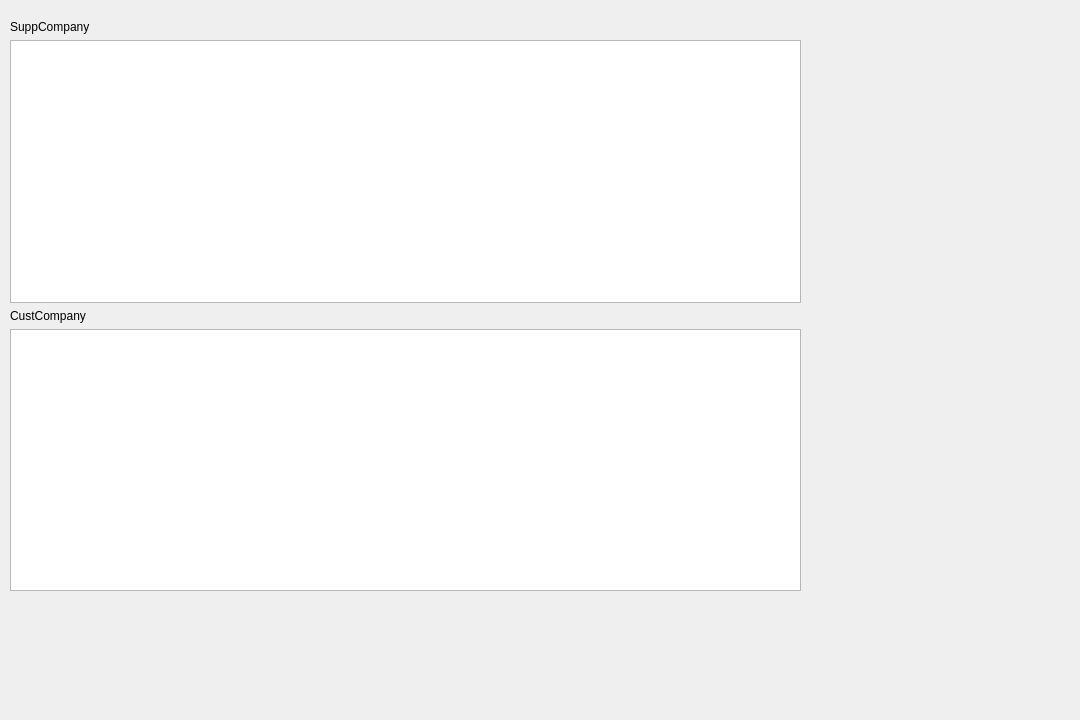
Qt form client/MainUI/src/views/partner_manage_widget.ui (Intel-Edge-9s/MES) before a commit.
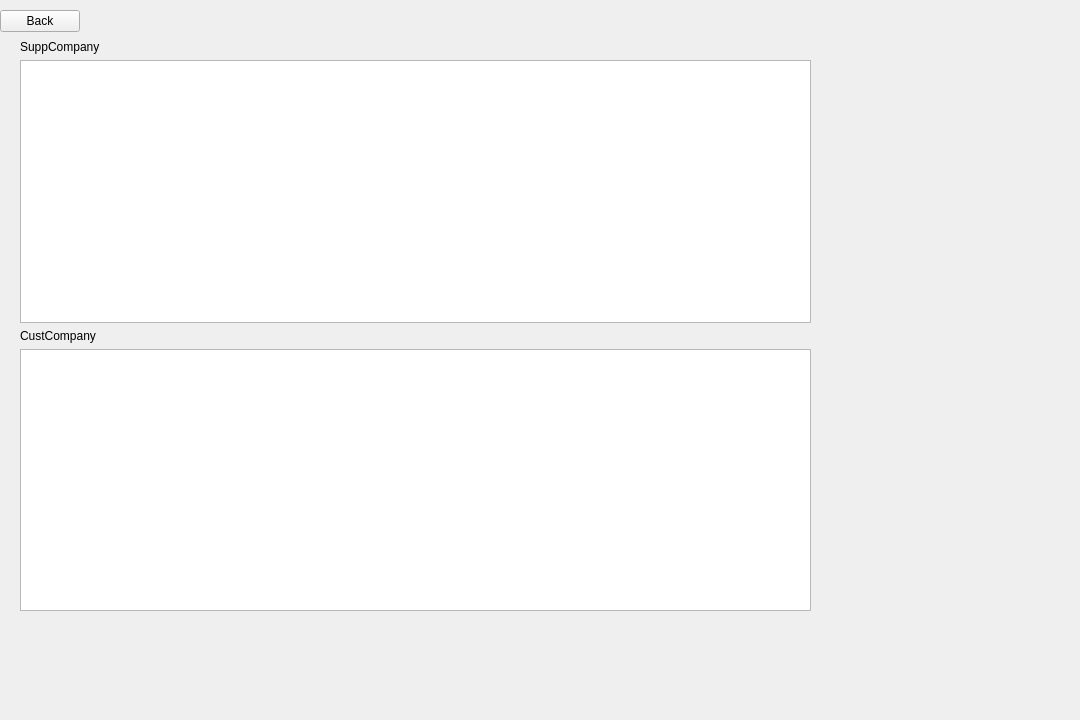
The same form after that commit.

Commit message: 뒤로가기버튼추가

Patch:
```diff
--- a/client/MainUI/src/views/partner_manage_widget.ui
+++ b/client/MainUI/src/views/partner_manage_widget.ui
@@ -16,8 +16,8 @@
   <widget class="QWidget" name="gridLayoutWidget">
    <property name="geometry">
     <rect>
-     <x>10</x>
-     <y>20</y>
+     <x>20</x>
+     <y>40</y>
      <width>791</width>
      <height>571</height>
     </rect>
@@ -65,6 +65,19 @@
     </item>
    </layout>
   </widget>
+  <widget class="QPushButton" name="Back_btn">
+   <property name="geometry">
+    <rect>
+     <x>0</x>
+     <y>10</y>
+     <width>80</width>
+     <height>22</height>
+    </rect>
+   </property>
+   <property name="text">
+    <string>Back</string>
+   </property>
+  </widget>
  </widget>
  <resources/>
  <connections/>
```
The commit also changes 7 other files.
